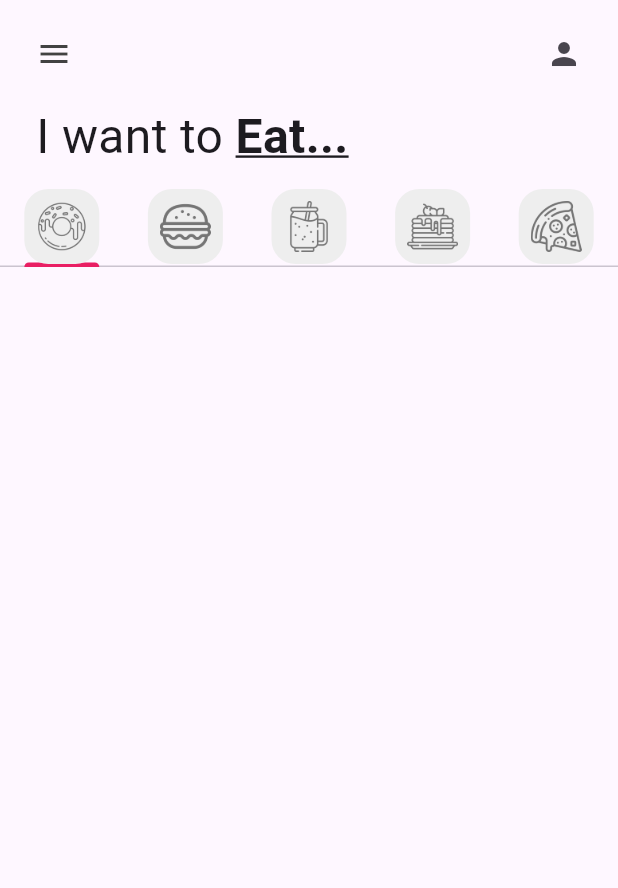
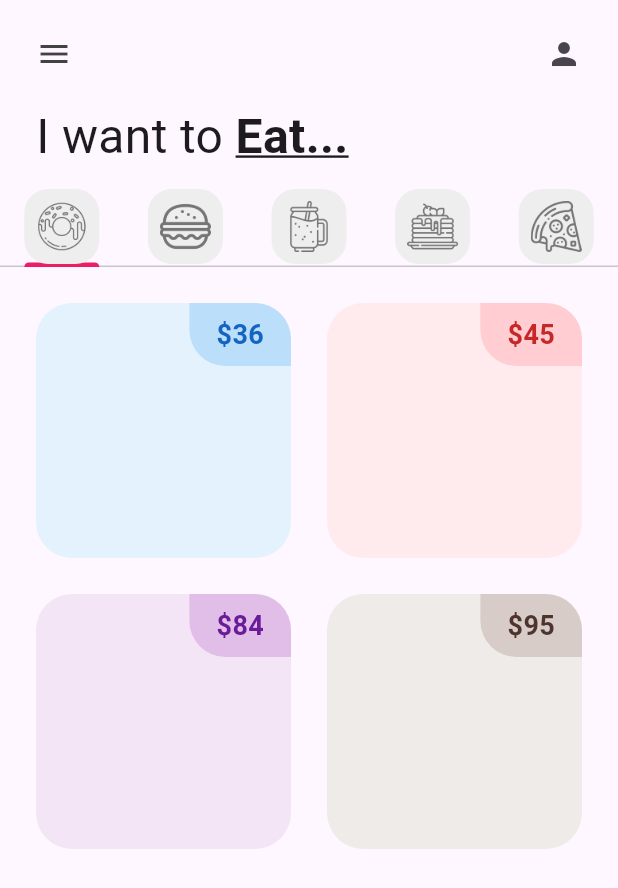
Before and after one commit to Eduardo450/donut_app_4sa, a Flutter app: the screen it shows after launch, on a phone screen of 412 x 824 dp. Shown: the top 888 px of the screen. Run offline on Flutter 3.47's test engine with Material 3 defaults, Android fonts, the phone set to English and light mode, and no system bars.

Commit message:
Starting DonutTile

```diff
--- a/lib/pages/home_page.dart
+++ b/lib/pages/home_page.dart
@@ -60,7 +60,7 @@ class _HomePageState extends State<HomePage> {
             ),
           ),
           //2. Pestañas (TabBar)
-          TabBar(tabs: myTabs, splashFactory: NoSplash.splashFactory),
+          TabBar(tabs: myTabs, splashFactory: NoSplash.splashFactory), //quitar efecto splash de los iconos
           //3. Contenido de Pestañas (TabBarView)
           Expanded(
             child: TabBarView(
--- /dev/null
+++ b/lib/pages/utils/donut_tile.dart
@@ -0,0 +1,60 @@
+import 'package:flutter/material.dart';
+
+class DonutTile extends StatelessWidget {
+  final String donutFlavor;
+  final String donutPrice;
+    //dynamic por que será de tipo color
+  final dynamic donutColor;
+  final String imageName;
+
+  const DonutTile(
+    {super.key,
+    required this.donutFlavor,
+    required this.donutPrice,
+    required this.donutColor,
+    required this.imageName}
+  );
+
+  @override
+  Widget build(BuildContext context) {
+    return Padding(
+      padding: const EdgeInsets.all(12.0),
+      child: Container(
+        //color: donutColor[50]
+        decoration: BoxDecoration(
+          color: donutColor[50],
+          //Esquinas redondeadas
+          borderRadius: BorderRadius.circular(24),
+        ),
+        child: Column(
+          children: [
+            Row(
+              mainAxisAlignment: MainAxisAlignment.end,
+              children: [
+                Container(
+                  decoration: BoxDecoration(
+                    color: donutColor[100],
+                    borderRadius: BorderRadius.only(
+                      bottomLeft: Radius.circular(24),
+                      topRight: Radius.circular(24)
+                    ),
+                  ),
+                  padding: const EdgeInsets.symmetric(vertical: 8,
+                  horizontal: 18),
+                  child:Text(
+                    "\$$donutPrice",
+                    style:TextStyle(
+                      fontWeight: FontWeight.bold,
+                      fontSize: 18,
+                      color: donutColor[800],
+                    )
+                  ),
+                )
+              ],
+            )
+          ]
+        ),
+      )
+    );
+  }
+}
--- a/lib/tabs/donut_tab.dart
+++ b/lib/tabs/donut_tab.dart
@@ -1,7 +1,18 @@
+import 'package:donut_app_4sa/pages/utils/donut_tile.dart';
 import 'package:flutter/material.dart';
 
 class DonutTab extends StatelessWidget {
-  const DonutTab({super.key});
+
+  //list of donuts
+  final List donutsOnSale = [
+    //[ donutFlavor, donutPrice, donutColor, imageName ],
+    ["Ice Cream", "36", Colors.blue, "lib/images/icecream_donut.png"],
+    ["Strawberry", "45", Colors.red, "lib/images/strawberry_donut.png"],
+    ["Grape Ape", "84", Colors.purple, "lib/images/grape_donut.png"],
+    ["Choco", "95", Colors.brown, "lib/images/chocolate_donut.png"]
+  ];
+
+  DonutTab({super.key});
 
   @override
   Widget build(BuildContext context) {
@@ -14,8 +25,13 @@ class DonutTab extends StatelessWidget {
       padding: const EdgeInsets.all(12),
       //Como se construirán
       itemBuilder: (context, index) {
-        return;
-        }
-      );
+        return DonutTile(
+          donutFlavor: donutsOnSale[index][0],
+          donutPrice: donutsOnSale[index][1],
+          donutColor: donutsOnSale[index][2],
+          imageName: donutsOnSale[index][3],
+        );
+      }
+    );
   }
 }
```
